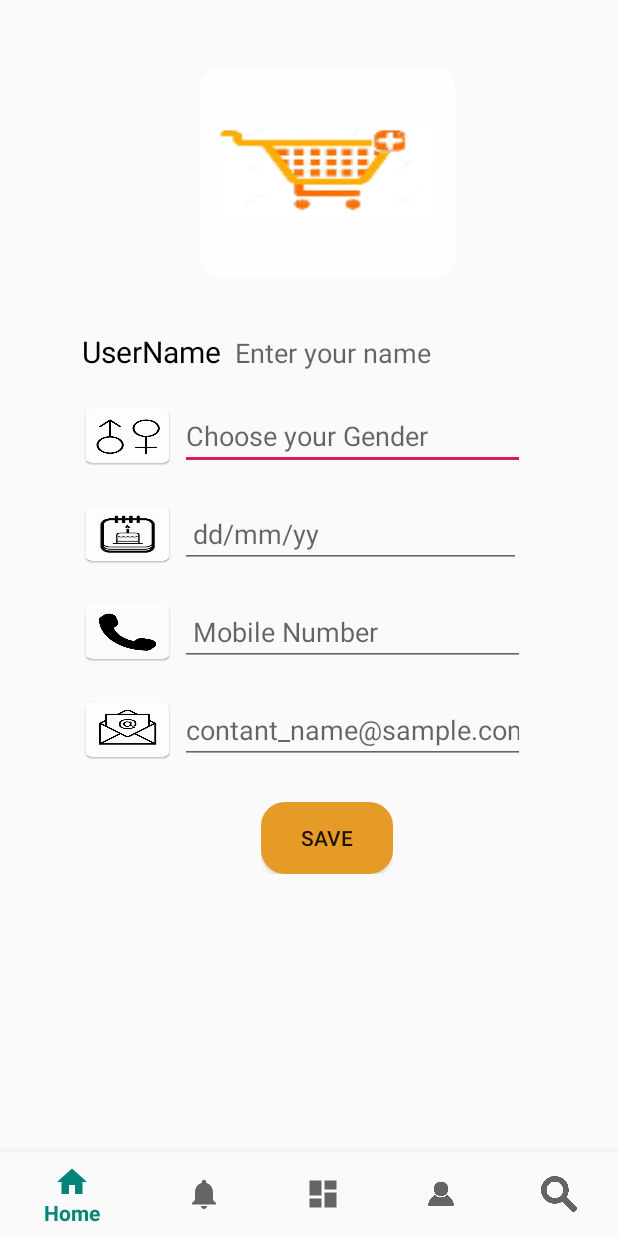
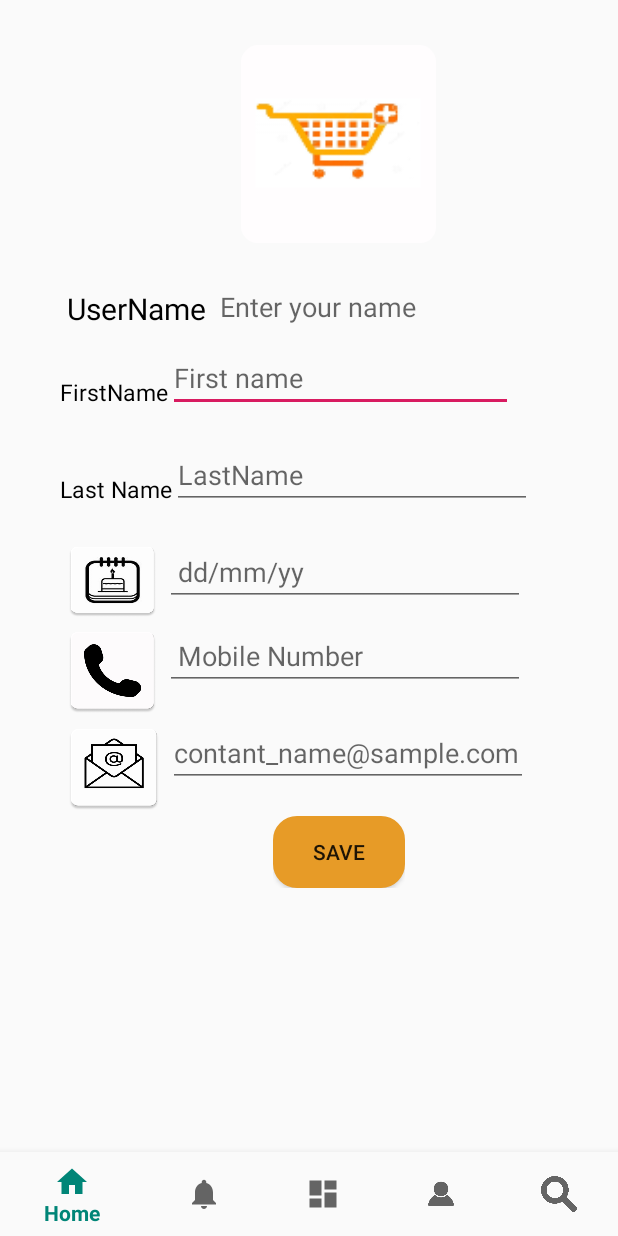
Before and after one commit to dialaizzeldeen/SLS-project, an Android app: the profile screen opened directly, with no data from a screen before it, on a phone screen of 412 x 824 dp. Run offline under Robolectric (Android 15) with nearby library versions, the phone set to English and light mode, and no system bars; our stand-ins replace Volley; network calls fail; 1 statement that could not run was skipped.

Commit message:
Merge branch 'master' of https://github.com/dialaizzeldeen/SLS-project
# Conflicts:
#	app/src/main/res/layout/newllyadded_rows.xml

```diff
--- a/app/src/main/java/com/example/seamlessshopping/ippage.java
+++ b/app/src/main/java/com/example/seamlessshopping/ippage.java
@@ -1,8 +1,9 @@
 package com.example.seamlessshopping;
 
 public class ippage {
-    public static final String ip= "192.168.1.9";
+   public static final String ip= "192.168.1.9";
    // public static final String ip= "172.19.31.73";
+//  public static final String ip="192.168.43.128";
    public static String regex;
 
 
--- a/app/src/main/java/com/example/seamlessshopping/profile.java
+++ b/app/src/main/java/com/example/seamlessshopping/profile.java
@@ -7,6 +7,8 @@ import android.support.annotation.NonNull;
 import android.support.design.widget.BottomNavigationView;
 import android.support.v7.app.AppCompatActivity;
 import android.os.Bundle;
+import android.text.Editable;
+import android.text.TextWatcher;
 import android.util.Log;
 import android.view.MenuItem;
 import android.view.View;
@@ -39,12 +41,14 @@ import okhttp3.internal.Internal;
 public class profile extends AppCompatActivity implements  BottomNavigationView.OnNavigationItemSelectedListener{
 
     TextView usernameP;
-    EditText  genderP,locationP,bdayP,mobileP,personalemailP;
+    EditText  fnameP,locationP,bdayP,mobileP,personalemailP,lnameP;
     private static final String NEW_LINE = "\n\n";
     public static final String shared_pres="sharedPres";
     public static final String iduser="iduesr";
     private String id="0";
     Button saveP;
+    TextView errormail , errorlastname,errorfirstname,errorphoneno,errorpassword,errorusername;
+
     ArrayList<ProfileObject> profileObjectArrayList;
     ProfileObject profileObject1;
     Context mContext;
@@ -58,26 +62,137 @@ public class profile extends AppCompatActivity implements  BottomNavigationView.
         super.onCreate(savedInstanceState);
         setContentView(R.layout.activity_profile);
         getData();
+        errorfirstname=findViewById(R.id.errorfname);
+        errorlastname =findViewById(R.id.errorLastanme);
+        errormail=findViewById(R.id.errormail);
+        errorphoneno=findViewById(R.id.errorphone);
+
+        errorfirstname.setVisibility(View.INVISIBLE);
+        errorlastname.setVisibility(View.INVISIBLE);
+        errorphoneno.setVisibility(View.INVISIBLE);
+        errormail.setVisibility(View.INVISIBLE);
         Toast.makeText(this, id, Toast.LENGTH_SHORT).show();
         String url="http://"+ippage.ip+"/profilePage.php?userid="+id;
 
 
+        dataSaving(url);
+
    navigation = (BottomNavigationView) findViewById(R.id.navigation);
         usernameP=(TextView) findViewById(R.id.usernameP);
-        genderP=(EditText) findViewById(R.id.genderP);
-        saveP=findViewById(R.id.saveP);
-
+      fnameP=(EditText) findViewById(R.id.fnameP);
+        lnameP=findViewById(R.id.lnameP);
         bdayP=(EditText) findViewById(R.id.bdayP);
         mobileP=(EditText)findViewById(R.id.mobileP);
         personalemailP=(EditText)findViewById(R.id.personalemailP);
+        saveP=findViewById(R.id.saveP);
 
         navigation.setOnNavigationItemSelectedListener(this);
 
 
-        dataSaving(url);
+
+    }
+    class textwatcher implements TextWatcher {
+        int id;
+
+        public textwatcher(int id) {
+            this.id = id;
+        }
+
+        @Override
+        public void beforeTextChanged(CharSequence s, int start, int count, int after) {
+
+        }
+
+        @Override
+        public void onTextChanged(CharSequence s, int start, int before, int count) {
+
+            if (id == 1) {
+                errorusername.setVisibility(View.INVISIBLE);
+            }
+
+            if (id == 2) {
+                errorfirstname.setVisibility(View.INVISIBLE);
+            }
+            if (id == 3) {
+                errorlastname.setVisibility(View.INVISIBLE);
+            }
+            if (id == 4) {
+                errorpassword.setVisibility(View.INVISIBLE);
+            }
+
+            if (id == 5) {
+                errorphoneno.setVisibility(View.INVISIBLE);
+            }
+
+            if (id == 6) {
+                errormail.setVisibility(View.INVISIBLE);
+            }
+
+        }
+
+        @Override
+        public void afterTextChanged(Editable s) {
+
+        }
+
+    }
+
+    public void onSginup(View v){
+
+        boolean isValidate = true;
+
+        if (fnameP.getText().toString().equals("")) {
+            isValidate = false;
+            errorfirstname.setVisibility(View.VISIBLE);
+            //Fname.setError("Error");
+        }
+        if (lnameP.getText().toString().equals("")) {
+            isValidate = false;
+            errorlastname.setVisibility(View.VISIBLE);
+            // Lname.setError("Error");
+        }
 
 
-    }
+        isValidate = false;
+        if (personalemailP.getText().toString().equals("")) {
+            isValidate = false;
+            errormail.setVisibility(View.VISIBLE);
+            // email.setError("Error");
+        }
+
+
+        if (mobileP.getText().toString().equals("")) {
+            isValidate = false;
+            errorphoneno.setVisibility(View.VISIBLE);
+            // phoneNo.setError("Error");
+        }
+
+
+        if (ippage.isRegexValidate(personalemailP.getText().toString()) != true) {
+                isValidate = false;
+            errormail.setVisibility(View.VISIBLE);
+            //email.setError("Error");
+        }
+        int phoneId = 5;
+        int fisrtnameId = 2;
+        int lastnameId = 3;
+
+        int mailId = 6;
+
+
+
+        fnameP.addTextChangedListener(new textwatcher(fisrtnameId));
+       lnameP.addTextChangedListener(new textwatcher(lastnameId));
+        mobileP.addTextChangedListener(new textwatcher(phoneId));
+        personalemailP.addTextChangedListener(new textwatcher(mailId));
+
+
+
+
+
+        if (isValidate == true) {
+          upDate();
+        }}
     private void dataSaving(String url) {
 
 
@@ -99,11 +214,15 @@ public class profile extends AppCompatActivity implements  BottomNavigationView.
                                 JSONObject response = responseArray.getJSONObject(i);
                                 String name = response.getString("username");
                                 String personE=response.getString("personalemail");
-                                String gender = response.getString("gender");
+                                String Lname = response.getString("Lname");
+                                String Fname= response.getString("Fname");
+
                                 String bday = response.getString("bday");
                                 Integer mobile = response.getInt("mobile");
                                 usernameP.setText(name.toString());
-                                genderP.setText(gender.toString());
+                             fnameP.setText(Fname.toString());
+                                lnameP.setText(Lname.toString());
+
                                 bdayP.setText(bday.toString());
                                 mobileP.setText(mobile.toString());
                                 personalemailP.setText(personE.toString());
@@ -139,9 +258,9 @@ public class profile extends AppCompatActivity implements  BottomNavigationView.
         id=sharedPreferences.getString(iduser,"0");
         Log.d("response  ",id);
     }
-    public void upDate(View v){
+    public void upDate(){
 
-        profileObject1= new ProfileObject(genderP.getText().toString(),bdayP.getText().toString(),mobileP.getText().toString(),personalemailP.getText().toString());
+        profileObject1= new ProfileObject(fnameP.getText().toString(),lnameP.getText().toString(),bdayP.getText().toString(),mobileP.getText().toString(),personalemailP.getText().toString());
         String emaill=profileObject1.getPersonalemailP();
 
         Log.i("Response",emaill);
@@ -176,8 +295,9 @@ public class profile extends AppCompatActivity implements  BottomNavigationView.
             protected Map<String, String> getParams()
             {
                 Map<String, String> params = new HashMap<String, String>();
-                params.put("gender",profileObject1.getGenderP().toString());
+                params.put("Lname",profileObject1.getLname().toString());
                 params.put("userid",id.toString());
+                params.put("Fname",profileObject1.getFname().toString());
                 params.put("bday", profileObject1.getBdayP().toString());
                 params.put("mobile",profileObject1.getMobileP().toString());
                 params.put("personalemail",profileObject1.getPersonalemailP().toString());
--- a/app/src/main/java/com/example/seamlessshopping/profileAdapter.java
+++ b/app/src/main/java/com/example/seamlessshopping/profileAdapter.java
@@ -66,7 +66,7 @@ public class profileAdapter extends BaseAdapter {
     public View getView(int position, View convertView, ViewGroup parent) {
         final ProfileObject profileObject = profileObjectArrayList.get(position);
         Button save=(Button) convertView.findViewById(R.id.saveP);
-        EditText gender=(EditText)convertView.findViewById(R.id.genderP);
+        EditText gender=(EditText)convertView.findViewById(R.id.fnameP);
         EditText email=(EditText)convertView.findViewById(R.id.personalemailP);
         EditText bday=(EditText)convertView.findViewById(R.id.bdayP);
         EditText mobile=(EditText)convertView.findViewById(R.id.mobileP);
--- a/app/src/main/res/layout/activity_profile.xml
+++ b/app/src/main/res/layout/activity_profile.xml
@@ -20,20 +20,20 @@
     <LinearLayout
 
         android:layout_width="wrap_content"
-        android:layout_height="500dp"
+        android:layout_height="wrap_content"
         android:layout_alignParentTop="true"
         android:layout_marginHorizontal="5dp"
         android:layout_marginStart="40dp"
-        android:layout_marginTop="45dp"
-        android:layout_weight="3"
+        android:layout_marginTop="30dp"
+        android:layout_weight="5"
         android:orientation="vertical">
 
 
         <ImageView
-            android:layout_width="170dp"
-            android:layout_height="140dp"
+            android:layout_width="130dp"
+            android:layout_height="132dp"
             android:layout_gravity="center"
-            android:layout_marginBottom="5dp"
+            android:layout_marginBottom="20dp"
             android:background="@mipmap/hey_launcher_round" />
 
 
@@ -41,10 +41,8 @@
             android:layout_width="wrap_content"
             android:layout_height="wrap_content"
             android:layout_gravity="center"
-            android:layout_marginTop="20dp"
-            android:layout_weight="1"
-            android:orientation="horizontal"
-            android:padding="10dp">
+            android:layout_marginTop="10dp"
+            android:orientation="horizontal">
 
             <TextView
                 android:id="@+id/usernameView"
@@ -53,6 +51,12 @@
                 android:text=" UserName  "
                 android:textColor="#000"
                 android:textSize="20dp" />
+
+            <LinearLayout
+                android:layout_width="317dp"
+
+                android:layout_height="wrap_content"
+                android:orientation="vertical">
 
                 <TextView
                     android:id="@+id/usernameP"
@@ -66,50 +70,107 @@
 
 
             </LinearLayout>
+        </LinearLayout>
 
 
         <LinearLayout
+            android:layout_width="371dp"
+            android:layout_height="wrap_content"
+            android:layout_gravity="center"
+            android:layout_marginTop="10dp"
+            android:orientation="horizontal">
+
+            <TextView
                 android:layout_width="wrap_content"
                 android:layout_height="wrap_content"
-            android:layout_weight="1"
+                android:layout_gravity="center"
+                android:text="FirstName"
+                android:textColor="#000"
+                android:textSize="15dp" />
+
+            <LinearLayout
+                android:layout_width="317dp"
+
+                android:layout_height="wrap_content"
+                android:orientation="vertical">
+
+                <EditText
+                    android:id="@+id/fnameP"
+                    android:layout_width="230dp"
+                    android:layout_height="wrap_content"
+                    android:ems="10"
+                    android:hint="First name "
+                    android:inputType="text"
+                    android:textColor="#000"
+                    android:textSize="18dp" />
+
+
+                <TextView
+                    android:id="@+id/errorfname"
+                    android:layout_width="wrap_content"
+                    android:layout_height="wrap_content"
+                    android:text="Your first name is error"
+                    android:textColor="#EE1818" />
+
+            </LinearLayout>
+        </LinearLayout>
+
+        <LinearLayout
+            android:layout_width="317dp"
+            android:layout_height="wrap_content"
             android:orientation="horizontal"
 
-            android:padding="10dp">
+            >
+
+            <TextView
+                android:layout_width="wrap_content"
+                android:layout_height="wrap_content"
+                android:layout_gravity="center"
+                android:text="Last Name"
+                android:textColor="#000"
+                android:textSize="15dp" />
+
+            <LinearLayout
+                android:layout_width="317dp"
+
+                android:layout_height="wrap_content"
+                android:orientation="vertical">
+
+                <EditText
+                    android:id="@+id/lnameP"
+                    android:layout_width="240dp"
+
+                    android:layout_height="wrap_content"
+                    android:ems="10"
+                    android:hint="LastName"
+                    android:inputType="text"
+                    android:orientation="horizontal" />
+
+                <TextView
+                    android:id="@+id/errorLastanme"
+                    android:layout_width="wrap_content"
+                    android:layout_height="wrap_content"
+                    android:text="Your Last name is error"
+                    android:textColor="#EE1818" />
+
+            </LinearLayout>
+        </LinearLayout>
+
+        <LinearLayout
+            android:layout_width="317dp"
+            android:layout_height="wrap_content"
+            android:orientation="horizontal"
+
+            >
 
             <ImageView
                 android:layout_width="70dp"
-                android:layout_height="match_parent"
-                android:background="@drawable/genderr" />
-
-            <EditText
-                android:id="@+id/genderP"
-                android:layout_width="230dp"
-
-                android:layout_height="wrap_content"
-                android:ems="10"
-                android:hint="Choose your Gender "
-                android:inputType="text"
-                android:orientation="horizontal" />
-
-
-        </LinearLayout>
-
-        <LinearLayout
-            android:layout_width="wrap_content"
-            android:layout_height="wrap_content"
-            android:layout_weight="1"
-            android:orientation="horizontal"
-
-            android:padding="10dp">
-
-            <ImageView
-                android:layout_width="70dp"
-                android:layout_height="match_parent"
+                android:layout_height="56dp"
                 android:background="@drawable/bday" />
 
             <EditText
                 android:id="@+id/bdayP"
-                android:layout_width="227dp"
+                android:layout_width="240dp"
                 android:layout_height="wrap_content"
                 android:ems="10"
                 android:hint=" dd/mm/yy"
@@ -120,52 +181,74 @@
         </LinearLayout>
 
         <LinearLayout
-            android:layout_width="wrap_content"
+            android:layout_width="317dp"
             android:layout_height="wrap_content"
-            android:layout_weight="1"
             android:orientation="horizontal"
 
-            android:padding="10dp">
+            >
 
             <ImageView
                 android:layout_width="70dp"
                 android:layout_height="match_parent"
                 android:background="@drawable/phonee" />
 
+            <LinearLayout
+                android:layout_width="330dp"
+
+                android:layout_height="wrap_content"
+                android:orientation="vertical">
+
                 <EditText
                     android:id="@+id/mobileP"
-                android:layout_width="230dp"
+                    android:layout_width="240dp"
                     android:layout_height="wrap_content"
                     android:ems="10"
                     android:hint=" Mobile Number"
                     android:inputType="text"
                     android:orientation="horizontal" />
 
+                <TextView
+                    android:id="@+id/errorphone"
+                    android:layout_width="wrap_content"
+                    android:layout_height="wrap_content"
+                    android:text="Your phone is error"
+                    android:textColor="#EE1818" />
 
+            </LinearLayout>
         </LinearLayout>
 
         <LinearLayout
-            android:layout_width="wrap_content"
+            android:layout_width="317dp"
             android:layout_height="wrap_content"
-            android:layout_weight="1"
-            android:orientation="horizontal"
-
-            android:padding="10dp">
+            android:orientation="horizontal">
 
             <ImageView
-                android:layout_width="70dp"
+                android:layout_width="72dp"
                 android:layout_height="match_parent"
                 android:background="@drawable/mail" />
 
+            <LinearLayout
+                android:layout_width="317dp"
+
+                android:layout_height="wrap_content"
+                android:orientation="vertical">
+
                 <EditText
                     android:id="@+id/personalemailP"
-                android:layout_width="230dp"
+                    android:layout_width="240dp"
                     android:layout_height="wrap_content"
                     android:ems="10"
                     android:hint="contant_name@sample.com"
                     android:inputType="text"
                     android:orientation="horizontal" />
 
+                <TextView
+                    android:id="@+id/errormail"
+                    android:layout_width="wrap_content"
+                    android:layout_height="wrap_content"
+                    android:text="Your mail is error"
+                    android:textColor="#EE1818" />
+            </LinearLayout>
 
         </LinearLayout>
 
@@ -174,20 +257,18 @@
             android:layout_width="wrap_content"
             android:layout_height="wrap_content"
             android:layout_gravity="center"
-            android:layout_weight="1"
             android:orientation="vertical"
 
 
-            android:padding="5dp">
+            >
 
             <Button
                 android:id="@+id/saveP"
                 android:layout_width="wrap_content"
                 android:layout_height="wrap_content"
                 android:layout_gravity="center"
-                android:layout_marginTop="10dp"
                 android:background="@drawable/button"
-                android:onClick="upDate"
+                android:onClick="onSginup"
                 android:text="Save" />
 
 
```
Also changed, not shown: app/src/main/java/com/example/seamlessshopping/ProfileObject.java (+25 -13 lines), app/src/main/res/layout/activity_profilecategory.xml (+4 -8 lines). Lines whose indentation alone changed are shown as unchanged.
